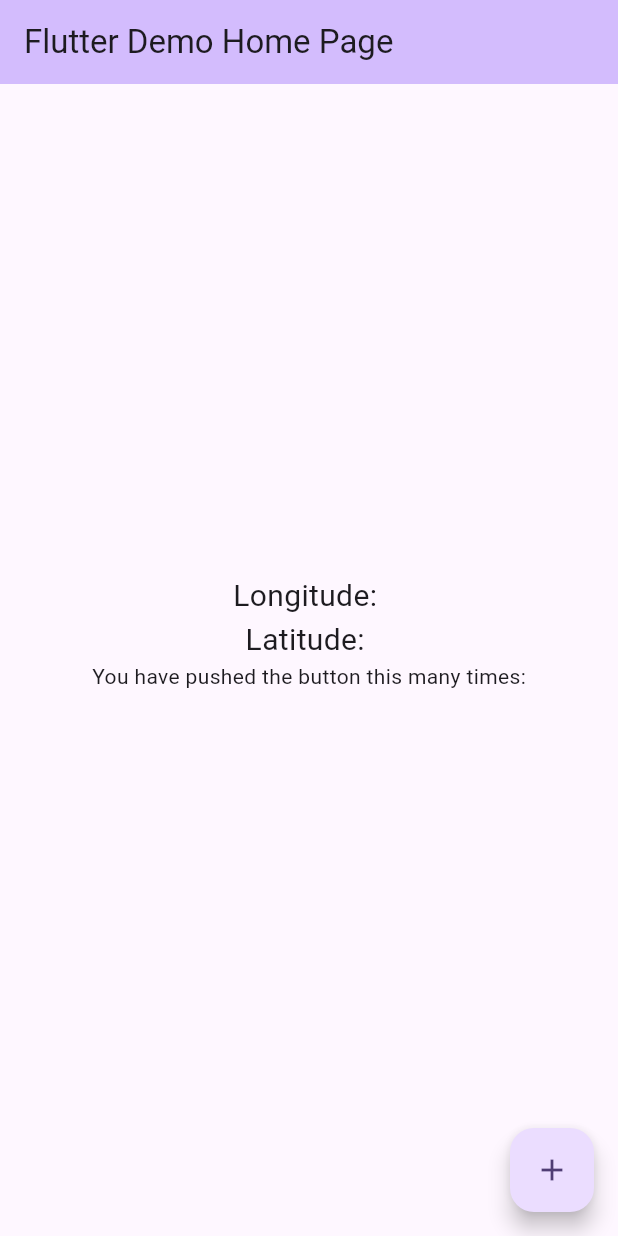
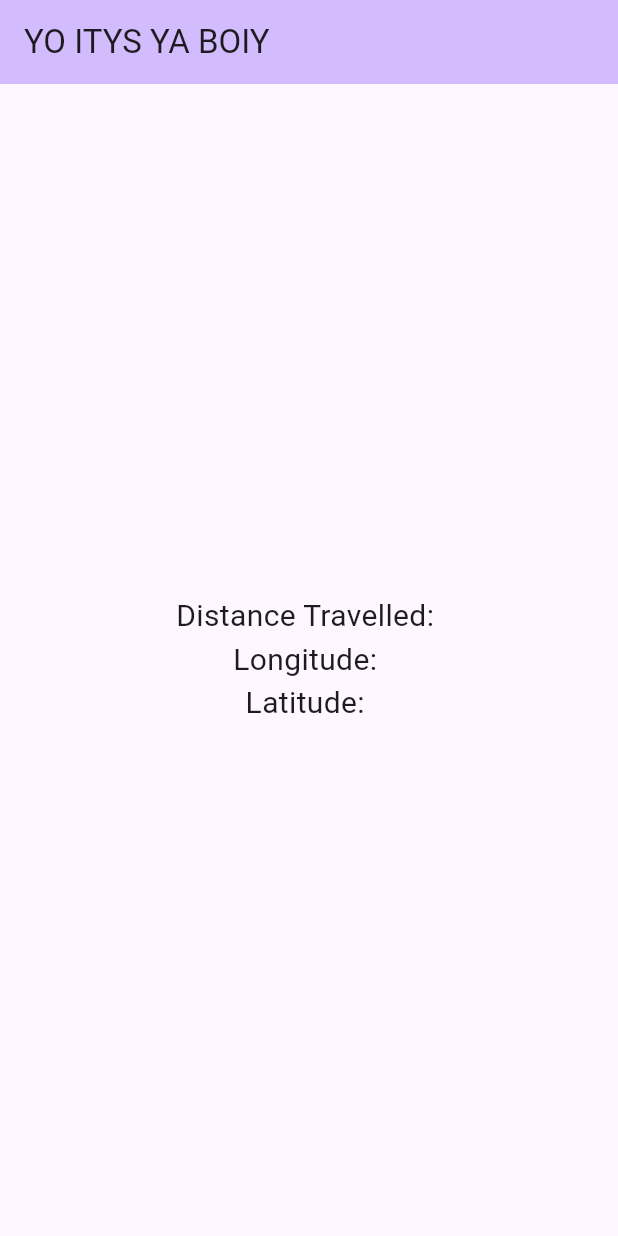
Before and after one commit to JobeTools/bikerace, a Flutter app: the screen it shows after launch, on a phone screen of 412 x 824 dp. Run offline on Flutter 3.47's test engine with Material 2 defaults, Android fonts, the phone set to English and light mode, and no system bars; our stand-ins replace geolocator.

Commit message:
Implemented Real time Gps tracking

```diff
--- a/lib/main.dart
+++ b/lib/main.dart
@@ -1,3 +1,5 @@
+import 'dart:async';
+
 import 'package:flutter/material.dart';
 import 'package:geolocator/geolocator.dart';
 
@@ -17,7 +19,7 @@
         colorScheme: ColorScheme.fromSeed(seedColor: Colors.deepPurple),
         useMaterial3: true,
       ),
-      home: const MyHomePage(title: 'Flutter Demo Home Page'),
+      home: const MyHomePage(title: 'YO ITYS YA BOIY'),
     );
   }
 }
@@ -31,15 +33,23 @@
 }
 
 class _MyHomePageState extends State<MyHomePage> {
-  String _counter = "";
-  String long = "", lat = "";
+  String long = "", lat = "", Distance = "";
   void _incrementCounter() {}
 
   _determinePosition() async {
-    Position position = await Geolocator.getCurrentPosition(
-        desiredAccuracy: LocationAccuracy.high);
-    long = position.longitude.toString();
-    lat = position.latitude.toString();
+    final LocationSettings locationSettings = LocationSettings(
+      accuracy: LocationAccuracy.high,
+      distanceFilter: 1,
+    );
+    StreamSubscription<Position> positionStream =
+        Geolocator.getPositionStream(locationSettings: locationSettings)
+            .listen((Position? position) {
+      long = position!.longitude.toString();
+      lat = position!.latitude.toString();
+      print(long);
+
+      setState(() {});
+    });
     setState(() {});
   }
 
@@ -60,26 +70,13 @@
             child: Column(
                 mainAxisAlignment: MainAxisAlignment.center,
                 children: <Widget>[
+              Text("Distance Travelled: $Distance",
+                  style: TextStyle(fontSize: 20)),
               Text("Longitude: $long", style: TextStyle(fontSize: 20)),
               Text(
                 "Latitude: $lat",
                 style: TextStyle(fontSize: 20),
               ),
-            const Text(
-              'You have pushed the button this many times:',
-            ),
-            Text(
-              '$_counter',
-              style: Theme.of(context).textTheme.headlineMedium,
-            ),
-          ],
-        ),
-      ),
-      floatingActionButton: FloatingActionButton(
-        onPressed: _incrementCounter,
-        tooltip: 'Increment',
-        child: const Icon(Icons.add),
-      ), // This trailing comma makes auto-formatting nicer for build methods.
-    );
+            ])));
   }
 }
```
Also changed, not shown: 1 other file. Lines whose indentation alone changed are shown as unchanged.
